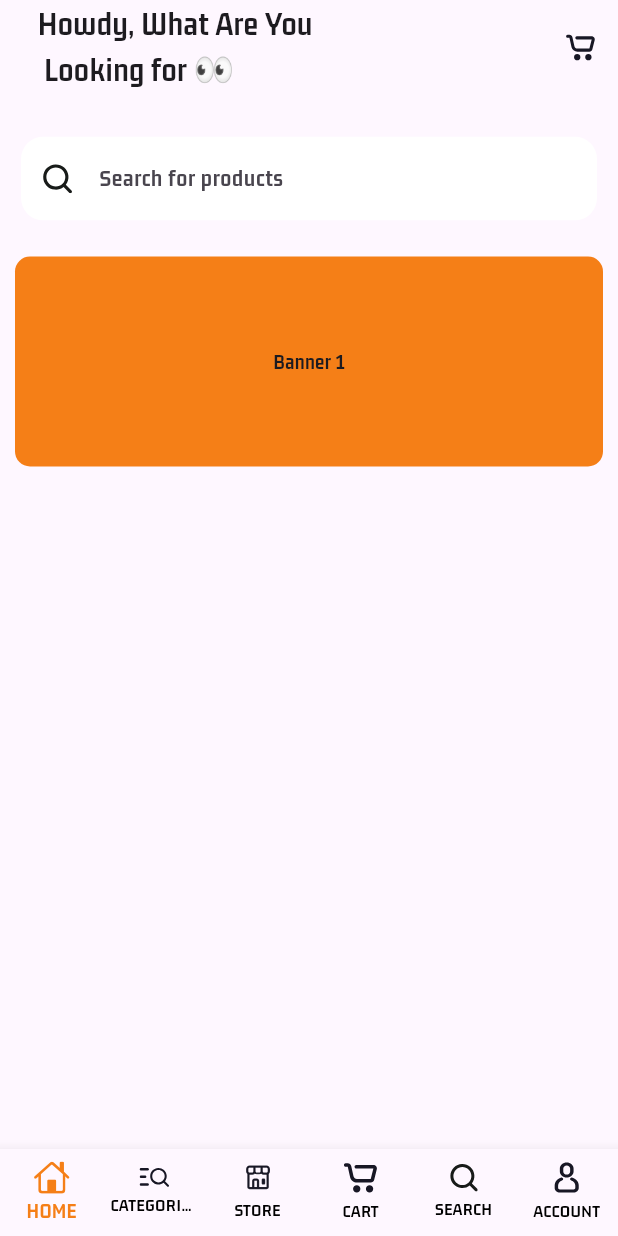
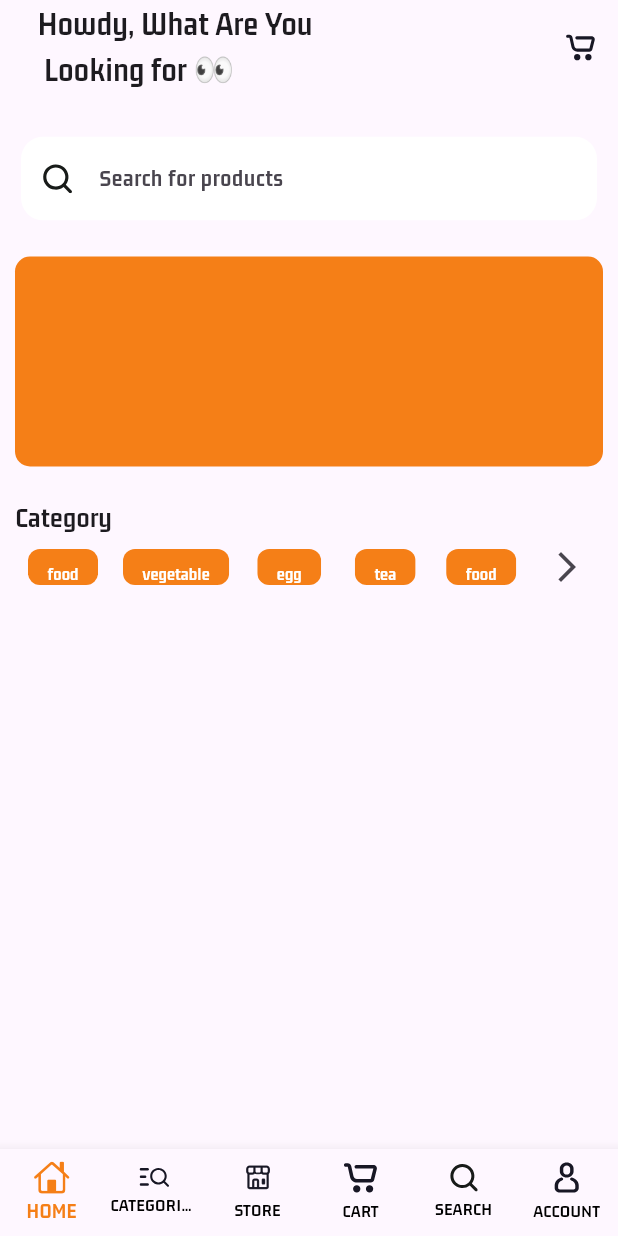
Before and after one commit to Amankhan044/MULTI_VENDOR_APP_PROVIDER, a Flutter app: the screen it shows after launch, on a phone screen of 412 x 824 dp. Run offline on Flutter 3.47's test engine with Material 3 defaults, Android fonts, the phone set to English and light mode, and no system bars; our stand-ins replace cloud_firestore, firebase_core, flutter_svg; accounts and stored records are empty.

Commit message:
banner retrival && action chip

```diff
--- a/lib/main.dart
+++ b/lib/main.dart
@@ -1,10 +1,16 @@
+import 'package:firebase_core/firebase_core.dart';
 import 'package:flutter/material.dart';
 import 'package:flutter/services.dart';
+import 'package:multi_vendor_app_provider/firebase_options.dart';
 import 'package:multi_vendor_app_provider/models/main_view_provider.dart';
 import 'package:multi_vendor_app_provider/views/buyers/main_view.dart';
 import 'package:provider/provider.dart';
 
-void main() {
+void main() async{
+  WidgetsFlutterBinding.ensureInitialized();
+  await Firebase.initializeApp(
+      options: DefaultFirebaseOptions.currentPlatform,
+    );
   runApp(const MyApp());
 }
 
--- a/lib/views/buyers/nav_screen/home_view.dart
+++ b/lib/views/buyers/nav_screen/home_view.dart
@@ -1,5 +1,7 @@
 import 'package:flutter/material.dart';
+import 'package:multi_vendor_app_provider/views/buyers/nav_screen/category_view.dart';
 import 'package:multi_vendor_app_provider/views/buyers/nav_screen/widgets/banner_widget.dart';
+import 'package:multi_vendor_app_provider/views/buyers/nav_screen/widgets/category_text.dart';
 import 'package:multi_vendor_app_provider/views/buyers/nav_screen/widgets/search_input_widget.dart';
 import 'package:multi_vendor_app_provider/views/buyers/nav_screen/widgets/welcome_text.dart';
 
@@ -8,13 +10,14 @@ class HomeView extends StatelessWidget {
 
   @override
   Widget build(BuildContext context) {
-    return Column(children: [
+    return Column(crossAxisAlignment: CrossAxisAlignment.start, children: [
       WelcomeText(),
       SizedBox(
         height: 14,
       ),
       SearchInputWidget(),
-      BannerWidget()
+      BannerWidget(),
+      CategoryText()
     ]);
   }
 }
--- a/lib/views/buyers/nav_screen/widgets/banner_widget.dart
+++ b/lib/views/buyers/nav_screen/widgets/banner_widget.dart
@@ -1,7 +1,36 @@
+import 'package:cloud_firestore/cloud_firestore.dart';
 import 'package:flutter/material.dart';
+import 'package:provider/provider.dart';
 
-class BannerWidget extends StatelessWidget {
+class BannerWidget extends StatefulWidget {
   const BannerWidget({super.key});
+
+  @override
+  State<BannerWidget> createState() => _BannerWidgetState();
+}
+
+class _BannerWidgetState extends State<BannerWidget> {
+  final FirebaseFirestore _firebaseFirestore = FirebaseFirestore.instance;
+  final List<String> _bannerImages = [];
+
+  getBanner() {
+    _firebaseFirestore
+        .collection('banners')
+        .get()
+        .then((QuerySnapshot querySnapshot) {
+      querySnapshot.docs.forEach((docs) {
+        setState(() {
+          _bannerImages.add(docs['image']);
+        });
+      });
+    });
+  }
+
+  @override
+  void initState() {
+    getBanner();
+    super.initState();
+  }
 
   @override
   Widget build(BuildContext context) {
@@ -13,20 +42,17 @@ class BannerWidget extends StatelessWidget {
           decoration: BoxDecoration(
               color: Colors.yellow.shade900,
               borderRadius: BorderRadius.circular(10)),
-        child: PageView(
-          children: [
-            Center(
-              child: Text('Banner 1'),
+          child: PageView.builder(
+              itemCount: _bannerImages.length,
+              itemBuilder: (context, index) {
+                return ClipRRect(
+                  borderRadius: BorderRadius.circular(10),
+                  child: Image.network(
+                    _bannerImages[index],
+                    fit: BoxFit.cover,
                   ),
-            Center(
-              child: Text('Banner 2'),
-            ),
-            Center(
-              child: Text('Banner 3'),
-            )
-          ],
-        ),
-      ),
+                );
+              })),
     );
   }
 }
--- /dev/null
+++ b/lib/views/buyers/nav_screen/widgets/category_text.dart
@@ -0,0 +1,68 @@
+import 'package:flutter/material.dart';
+
+class CategoryText extends StatelessWidget {
+  final List<String> _categoryLabel = [
+    'food',
+    'vegetable',
+    'egg',
+    'tea',
+    'food',
+    'vegetable',
+    'egg',
+    'tea'
+  ];
+
+  @override
+  Widget build(BuildContext context) {
+    return Padding(
+      padding: const EdgeInsets.all(10.0),
+      child: Column(
+        crossAxisAlignment: CrossAxisAlignment.start,
+        children: [
+          Text(
+            'Category',
+            style: TextStyle(fontSize: 19),
+          ),
+          Container(
+            height: 40,
+            child: Row(
+              children: [
+                Expanded(
+                  child: ListView.builder(
+                    scrollDirection: Axis.horizontal,
+                    itemCount: _categoryLabel.length,
+                    itemBuilder: (context, index) {
+                      return Padding(
+                        padding: const EdgeInsets.all(8.0),
+                        child: ActionChip(
+                          side: BorderSide.none,
+                          elevation: 0,
+                          shadowColor: Colors.transparent,
+                          backgroundColor: Colors.yellow.shade900,
+                          padding: EdgeInsets.symmetric(horizontal: 5),
+                          onPressed: () {},
+                          label: Text(
+                            _categoryLabel[index],
+                            style: TextStyle(
+                              color: Colors.white,
+                              fontSize: 12,
+                              fontWeight: FontWeight.bold,
+                            ),
+                          ),
+                        ),
+                      );
+                    },
+                  ),
+                ),
+                IconButton(
+                  onPressed: () {},
+                  icon: Icon(Icons.arrow_forward_ios),
+                ),
+              ],
+            ),
+          )
+        ],
+      ),
+    );
+  }
+}
```
Lines whose indentation alone changed are shown as unchanged.
